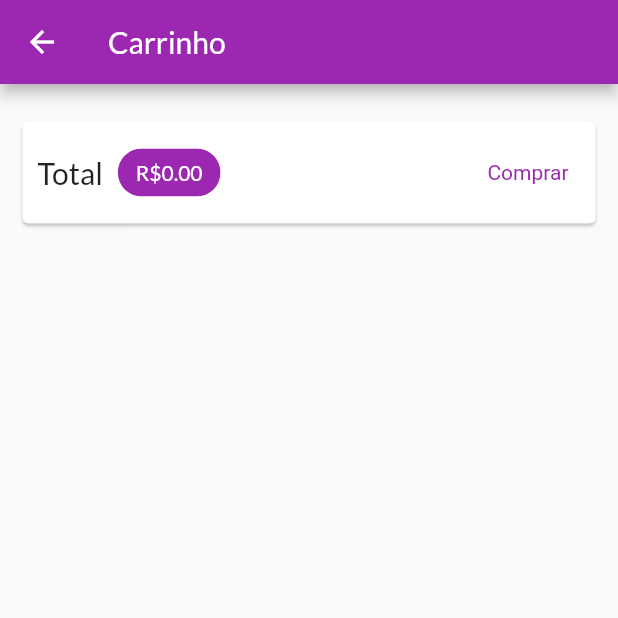
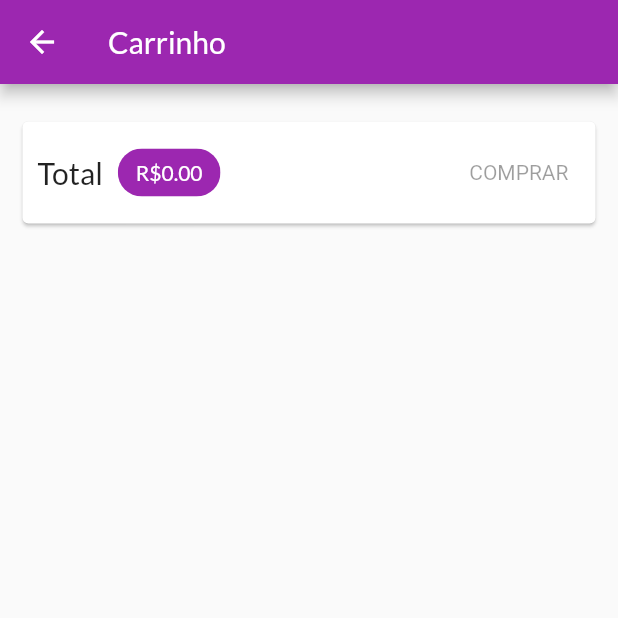
Before and after one commit to gugarocha/ShoppingCart-Flutter, a Flutter app: the CartPage screen opened by its route, on a phone screen of 412 x 824 dp, the top half of it. Run offline on Flutter 3.47's test engine with Material 2 defaults, Android fonts, the phone set to English and light mode, and no system bars; network calls fail.

```diff
--- /dev/null
+++ b/lib/exceptions/http_exception.dart
@@ -0,0 +1,14 @@
+class HttpException implements Exception {
+  final String msg;
+  final int statusCode;
+
+  HttpException({
+    required this.msg,
+    required this.statusCode,
+  });
+
+  @override
+  String toString() {
+    return msg;
+  }
+}
--- a/lib/pages/cart_page.dart
+++ b/lib/pages/cart_page.dart
@@ -45,22 +45,7 @@ class CartPage extends StatelessWidget {
                     ),
                   ),
                   const Spacer(),
-                  TextButton(
-                    onPressed: () {
-                      Provider.of<OrderList>(
-                        context,
-                        listen: false,
-                      ).addOrder(cart);
-
-                      cart.clear();
-                    },
-                    style: TextButton.styleFrom(
-                      textStyle: TextStyle(
-                        color: Theme.of(context).colorScheme.primary,
-                      ),
-                    ),
-                    child: const Text('Comprar'),
-                  ),
+                  CartButton(cart: cart),
                 ],
               ),
             ),
@@ -76,3 +61,44 @@ class CartPage extends StatelessWidget {
     );
   }
 }
+
+class CartButton extends StatefulWidget {
+  const CartButton({
+    super.key,
+    required this.cart,
+  });
+
+  final Cart cart;
+
+  @override
+  State<CartButton> createState() => _CartButtonState();
+}
+
+class _CartButtonState extends State<CartButton> {
+  bool _isLoading = false;
+  @override
+  Widget build(BuildContext context) {
+    return _isLoading
+        ? const CircularProgressIndicator()
+        : TextButton(
+            onPressed: widget.cart.itemsCount == 0
+                ? null
+                : () async {
+                    setState(() => _isLoading = true);
+                    await Provider.of<OrderList>(
+                      context,
+                      listen: false,
+                    ).addOrder(widget.cart);
+
+                    widget.cart.clear();
+                    setState(() => _isLoading = false);
+                  },
+            style: TextButton.styleFrom(
+              textStyle: TextStyle(
+                color: Theme.of(context).colorScheme.primary,
+              ),
+            ),
+            child: const Text('COMPRAR'),
+          );
+  }
+}
--- /dev/null
+++ b/lib/utils/constants.dart
@@ -0,0 +1,9 @@
+// ignore_for_file: constant_identifier_names
+
+class Constants {
+  static const PRODUCT_BASE_URL =
+      'https://shop-cod3r-24cca-default-rtdb.firebaseio.com/products';
+
+  static const ORDER_BASE_URL =
+      'https://shop-cod3r-24cca-default-rtdb.firebaseio.com/orders';
+}
--- a/pubspec.yaml
+++ b/pubspec.yaml
@@ -31,6 +31,7 @@ dependencies:
     sdk: flutter
   provider: ^6.0.4
   intl: ^0.17.0
+  http: ^0.13.3
 
 
   # The following adds the Cupertino Icons font to your application.
```
Also changed, not shown: lib/components/product_grid_item.dart (+14 -1 lines), lib/components/product_item.dart (+15 -5 lines), lib/models/order_list.dart (+63 -4 lines), lib/models/product.dart (+28 -1 lines), lib/models/product_list.dart (+88 -10 lines), lib/pages/orders_page.dart (+35 -4 lines), lib/pages/product_form_page.dart (+32 -3 lines), lib/pages/product_page.dart (+11 -1 lines), lib/pages/products_overview_page.dart (+17 -1 lines), pubspec.lock.
